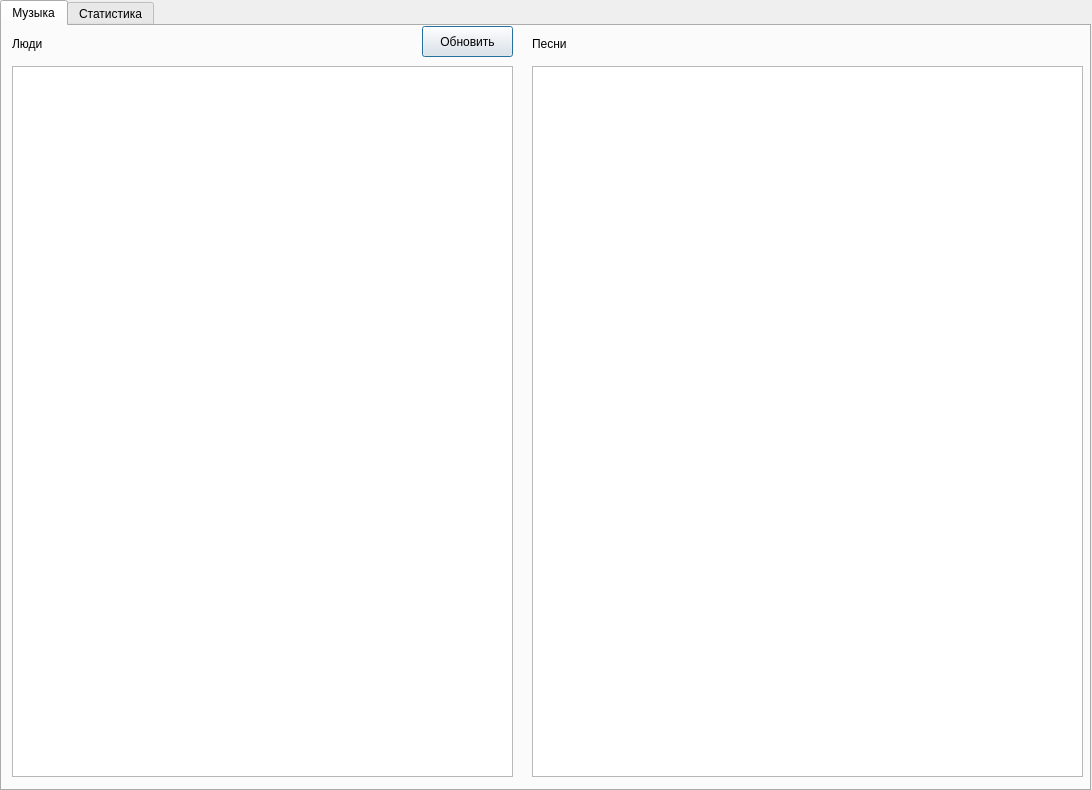
This is vk_parser.ui in diman4ik/VkParser as Qt 5 draws it before an edit. The edited form follows.
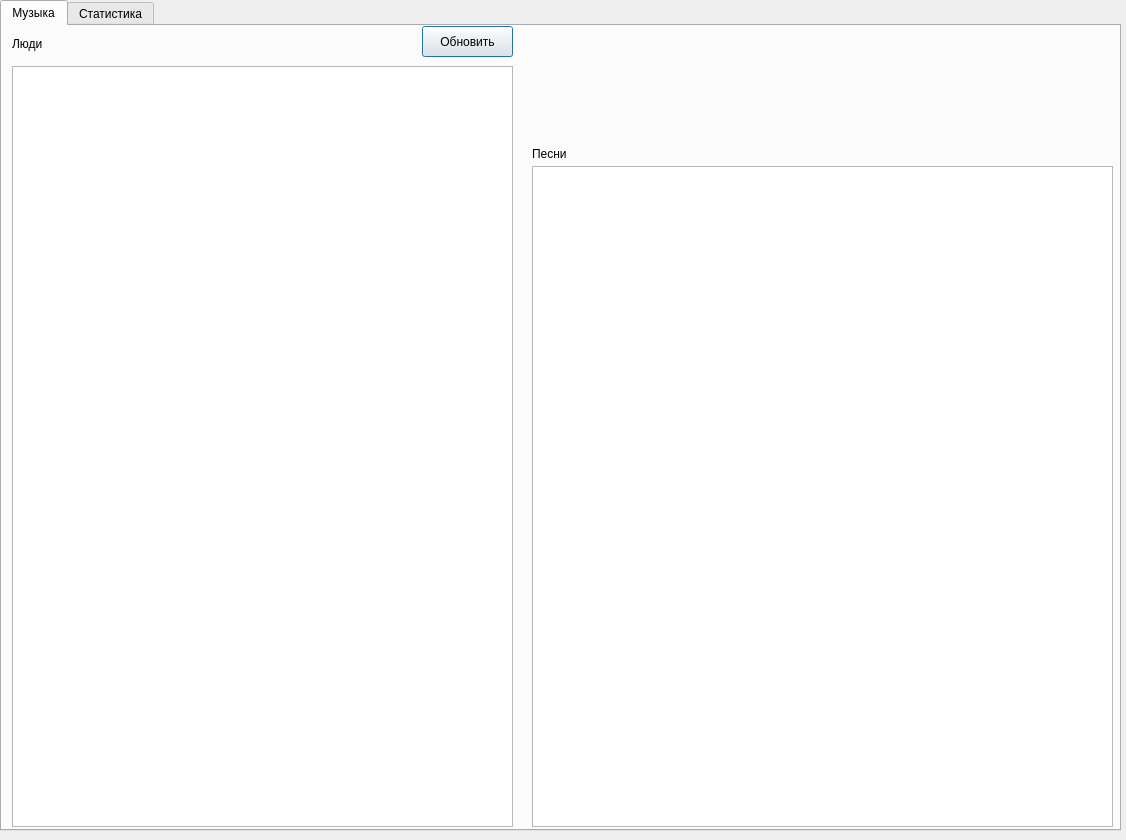
This is the edited form.

Commit message: main form

```diff
--- a/vk_parser.ui
+++ b/vk_parser.ui
@@ -6,10 +6,28 @@
    <rect>
     <x>0</x>
     <y>0</y>
-    <width>1092</width>
-    <height>790</height>
+    <width>1126</width>
+    <height>840</height>
    </rect>
   </property>
+  <property name="sizePolicy">
+   <sizepolicy hsizetype="Fixed" vsizetype="Fixed">
+    <horstretch>0</horstretch>
+    <verstretch>0</verstretch>
+   </sizepolicy>
+  </property>
+  <property name="minimumSize">
+   <size>
+    <width>1126</width>
+    <height>840</height>
+   </size>
+  </property>
+  <property name="maximumSize">
+   <size>
+    <width>1126</width>
+    <height>840</height>
+   </size>
+  </property>
   <property name="windowTitle">
    <string>VK Parser</string>
   </property>
@@ -18,8 +36,8 @@
     <rect>
      <x>0</x>
      <y>0</y>
-     <width>1091</width>
-     <height>791</height>
+     <width>1121</width>
+     <height>831</height>
     </rect>
    </property>
    <property name="sizePolicy">
@@ -41,7 +59,7 @@
        <x>10</x>
        <y>40</y>
        <width>501</width>
-       <height>711</height>
+       <height>761</height>
       </rect>
      </property>
     </widget>
@@ -62,9 +80,9 @@
      <property name="geometry">
       <rect>
        <x>530</x>
-       <y>40</y>
-       <width>551</width>
-       <height>711</height>
+       <y>140</y>
+       <width>581</width>
+       <height>661</height>
       </rect>
      </property>
     </widget>
@@ -72,7 +90,7 @@
      <property name="geometry">
       <rect>
        <x>530</x>
-       <y>10</y>
+       <y>120</y>
        <width>62</width>
        <height>15</height>
       </rect>
```
The commit also changes 2 other files.
